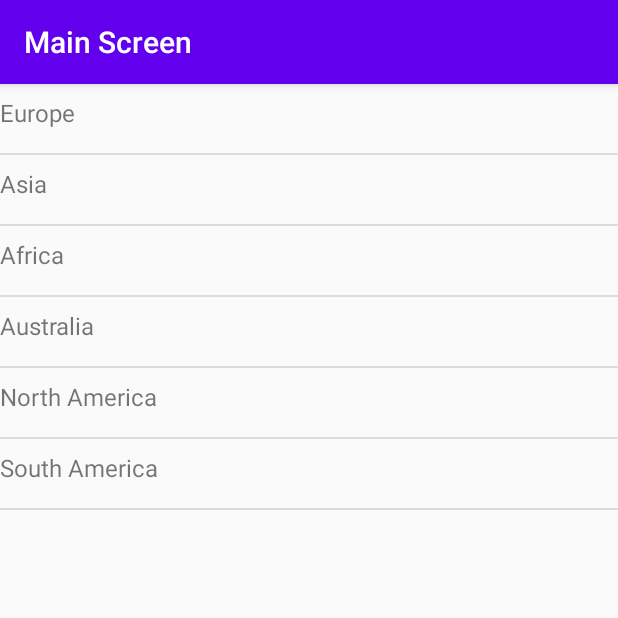
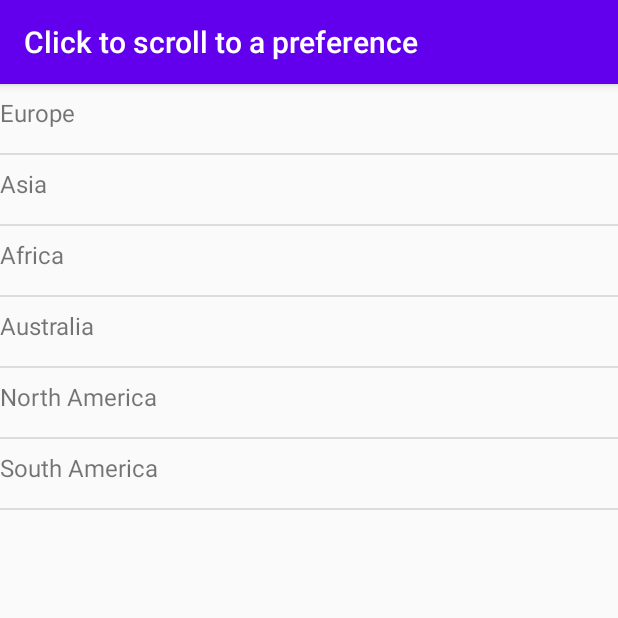
Before and after one commit to kartik-ebay/scroll-preferences-poc, an Android app: the screen it shows after launch (LandingActivity), on a phone screen of 412 x 824 dp, the top half of it. Run offline under Robolectric (Android 15) with nearby library versions, the phone set to English and light mode, and no system bars.

Commit message:
Title changes.

```diff
--- a/app/src/main/AndroidManifest.xml
+++ b/app/src/main/AndroidManifest.xml
@@ -8,7 +8,8 @@
         android:roundIcon="@mipmap/ic_launcher_round"
         android:supportsRtl="true"
         android:theme="@style/AppTheme">
-        <activity android:name=".MainActivity" />
+        <activity android:name=".MainActivity"
+            android:label="@string/click_any_option_to_scroll_to_preferences"/>
         <activity android:name=".LandingActivity">
             <intent-filter>
                 <action android:name="android.intent.action.MAIN" />
--- a/app/src/main/java/com/krishnanand/preferences/LandingActivity.kt
+++ b/app/src/main/java/com/krishnanand/preferences/LandingActivity.kt
@@ -19,7 +19,7 @@ class LandingActivity: AppCompatActivity() {
     override fun onCreate(savedInstanceState: Bundle?) {
         super.onCreate(savedInstanceState)
         setContentView(R.layout.activity_landing)
-        setTitle("Main Screen")
+        setTitle(R.string.click_any_option_to_scroll_to_preferences)
         val preferencesSelectionAdapter = PreferencesSelectionAdapter(this)
         val linearLayoutManager = LinearLayoutManager(this)
         recyclerView = findViewById<RecyclerView>(R.id.preferences_recycler_view).apply {
--- a/app/src/main/res/values/strings.xml
+++ b/app/src/main/res/values/strings.xml
@@ -1,5 +1,6 @@
 <resources>
     <string name="app_name">Preferences</string>
+    <string name="click_any_option_to_scroll_to_preferences">Click to scroll to a preference</string>
     <string name="click_to_tabular_preferences">Click to show tabular city preferences</string>
     <string name="title_continent_cities">Continents &amp; Cities</string>
 </resources>
```
Also changed, not shown: 1 other file.
